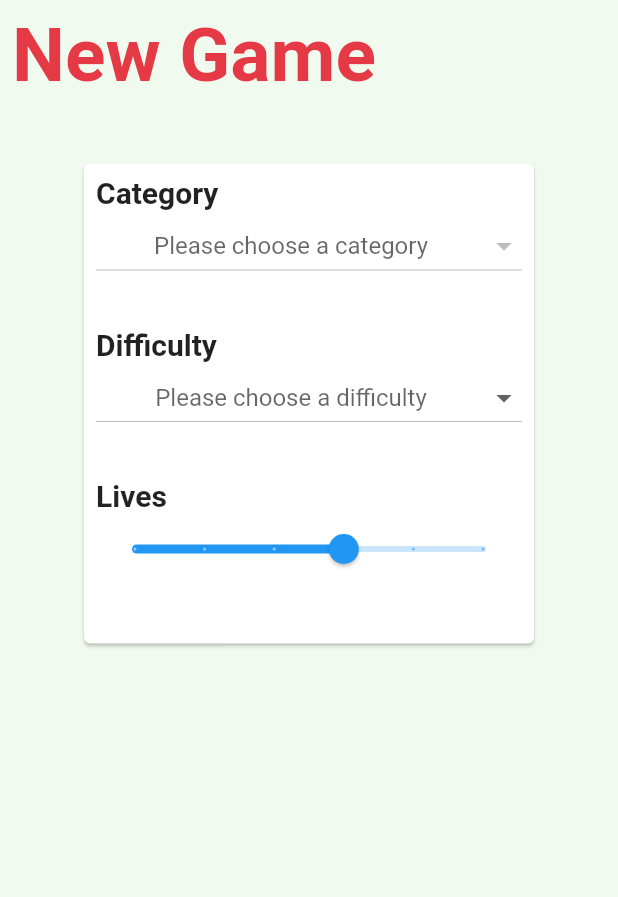
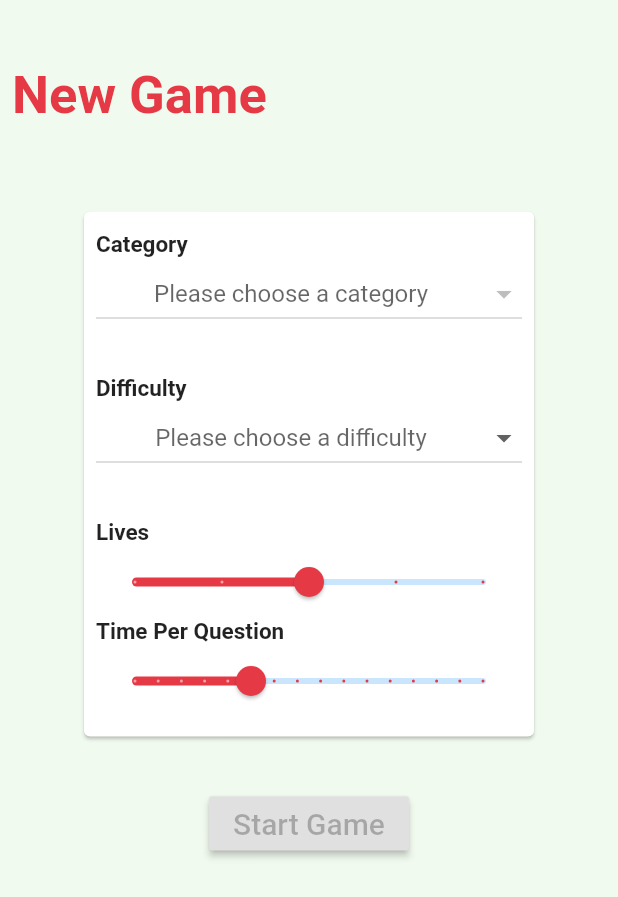
Before and after one commit to Gostis/Flutter_Trivia_App, a Flutter app: the NewGame screen opened directly, on a phone screen of 412 x 824 dp. Shown: the top 897 px of the screen. Run offline on Flutter 3.47's test engine with Material 2 defaults, Android fonts, the phone set to English and light mode, and no system bars; network calls fail.

Commit message:
Finished Layout for Game setting screen

```diff
--- a/lib/main.dart
+++ b/lib/main.dart
@@ -13,6 +13,7 @@ class MyApp extends StatelessWidget {
         theme: ThemeData(
             primaryColor: Color(0xffE63946),
             accentColor: Color(0xff1D3557),
+
             /*
           #E63946
           #F1FAEE
@@ -24,6 +25,6 @@ class MyApp extends StatelessWidget {
             // Define the default font family.
 
             scaffoldBackgroundColor: Color(0xffF1FAEE)),
-        home: Game());
+        home: NewGame());
   }
 }
--- a/lib/screens/new_game.dart
+++ b/lib/screens/new_game.dart
@@ -1,5 +1,6 @@
 import 'dart:convert';
 
+import 'game_screen.dart';
 import 'package:flutter/material.dart';
 import 'package:http/http.dart' as http;
 
@@ -27,6 +28,7 @@ class _NewGameMenu extends State<NewGame> {
   List _locations;
   List difficulty = ["Easy", "Intermediate", "Difficult"];
   double lives = 3.0;
+  double timePerQuestion = 10;
 
   String _selectedLocation; // Option 2
   String _selectedDifficulty;
@@ -52,36 +54,39 @@ class _NewGameMenu extends State<NewGame> {
   Widget build(BuildContext context) {
     return Scaffold(
       body: SafeArea(
+        child: Padding(
+          padding: const EdgeInsets.all(8.0),
           child: Column(
+            crossAxisAlignment: CrossAxisAlignment.start,
             children: <Widget>[
-            Padding(
-              padding: EdgeInsets.all(8.0),
-              child: Align(
-                alignment: Alignment.centerLeft,
-                child: Text(
+              SizedBox(height: 35),
+              Text(
                 "New Game",
+                textAlign: TextAlign.center,
                 style: TextStyle(
                     color: Theme.of(context).primaryColor,
-                      fontSize: 50,
+                    fontSize: 35,
                     fontWeight: FontWeight.w600),
               ),
-              ),
-            ),
-            SizedBox(
-              height: 30,
-            ),
+              SizedBox(height: (MediaQuery.of(context).size.width / 4) - 50),
+              Column(
+                mainAxisAlignment: MainAxisAlignment.center,
+                children: <Widget>[
+                  Column(children: <Widget>[
                     Center(
                       child: Card(
                         child: Container(
                           padding: EdgeInsets.all(8.0),
                           width: 300,
-                  height: 320,
+                          height: 350,
                           child: Column(
+                            mainAxisAlignment: MainAxisAlignment.center,
                             crossAxisAlignment: CrossAxisAlignment.start,
                             children: <Widget>[
                               Text("Category",
                                   style: TextStyle(
-                              fontSize: 20, fontWeight: FontWeight.w600)),
+                                      fontSize: 15,
+                                      fontWeight: FontWeight.w600)),
                               DropdownButton(
                                 isExpanded: true,
                                 hint: Center(
@@ -107,7 +112,8 @@ class _NewGameMenu extends State<NewGame> {
                               ),
                               Text("Difficulty",
                                   style: TextStyle(
-                              fontSize: 20, fontWeight: FontWeight.w600)),
+                                      fontSize: 15,
+                                      fontWeight: FontWeight.w600)),
                               DropdownButton(
                                 isExpanded: true,
                                 hint: Center(
@@ -119,8 +125,11 @@ class _NewGameMenu extends State<NewGame> {
                                     _selectedDifficulty = newValue;
                                   });
                                 },
-                        items: <String>['Easy', 'Intermediate', 'Hard']
-                            .map<DropdownMenuItem<String>>((String value) {
+                                items: <String>[
+                                  'Easy',
+                                  'Intermediate',
+                                  'Hard'
+                                ].map<DropdownMenuItem<String>>((String value) {
                                   return DropdownMenuItem<String>(
                                     value: value,
                                     child: Text(value),
@@ -132,22 +141,64 @@ class _NewGameMenu extends State<NewGame> {
                               ),
                               Text("Lives",
                                   style: TextStyle(
-                              fontSize: 20, fontWeight: FontWeight.w600)),
+                                      fontSize: 15,
+                                      fontWeight: FontWeight.w600)),
                               Slider(
+                                activeColor: Theme.of(context).primaryColor,
+                                label: lives > 1
+                                    ? lives.toInt().toString() + " lives"
+                                    : lives.toInt().toString() +
+                                        " life", //Remove decimal
                                 value: lives,
                                 onChanged: (newLives) {
                                   setState(() => lives = newLives);
                                 },
                                 min: 1,
                                 max: 5,
-                        divisions: 5,
+                                divisions: 4,
+                              ),
+                              SizedBox(
+                                height: 0,
+                              ),
+                              Text("Time Per Question",
+                                  style: TextStyle(
+                                      fontSize: 15,
+                                      fontWeight: FontWeight.w600)),
+                              Slider(
+                                activeColor: Theme.of(context).primaryColor,
+
+                                label: timePerQuestion.toInt().toString() +
+                                    " sec", //Remove decimal
+                                value: timePerQuestion,
+                                onChanged: (newLives) {
+                                  setState(() => timePerQuestion = newLives);
+                                },
+                                min: 5,
+                                max: 20,
+                                divisions: 15,
                               ),
                             ],
                           ),
                         ),
                       ),
-            )
+                    ),
+                    SizedBox(
+                      height: 30,
+                    ),
+                    RaisedButton(
+                      onPressed: () {
+                        Navigator.push(context,
+                            MaterialPageRoute(builder: (context) => Game()));
+                      },
+                      child: Text('Start Game',
+                          style:
+                              TextStyle(fontSize: 20, color: Colors.black26)),
+                    ),
+                  ]),
                 ],
+              ),
+            ],
+          ),
         ),
       ),
     );
```
Lines whose indentation alone changed are shown as unchanged.
